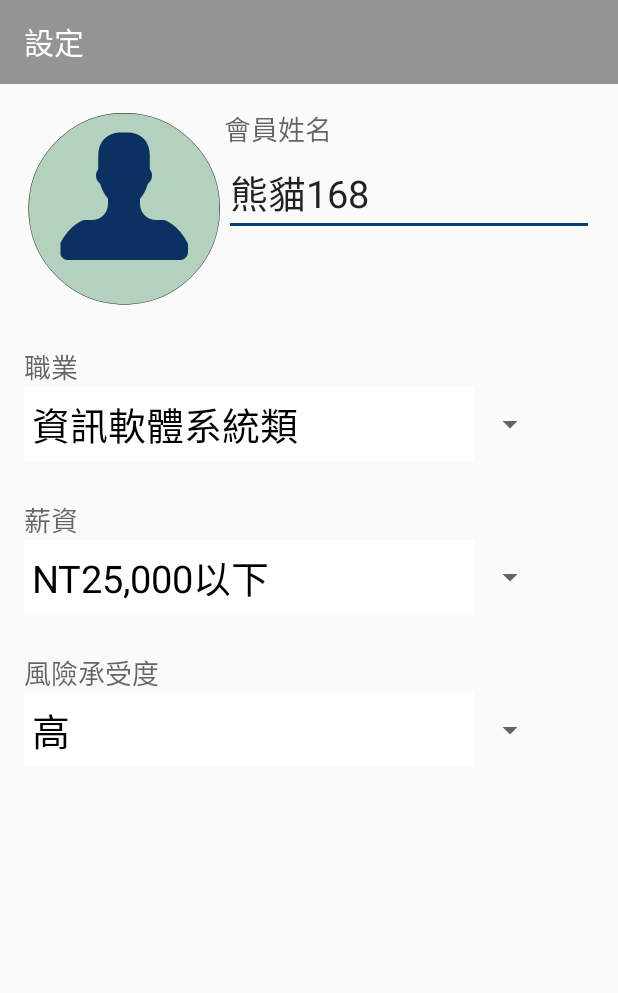
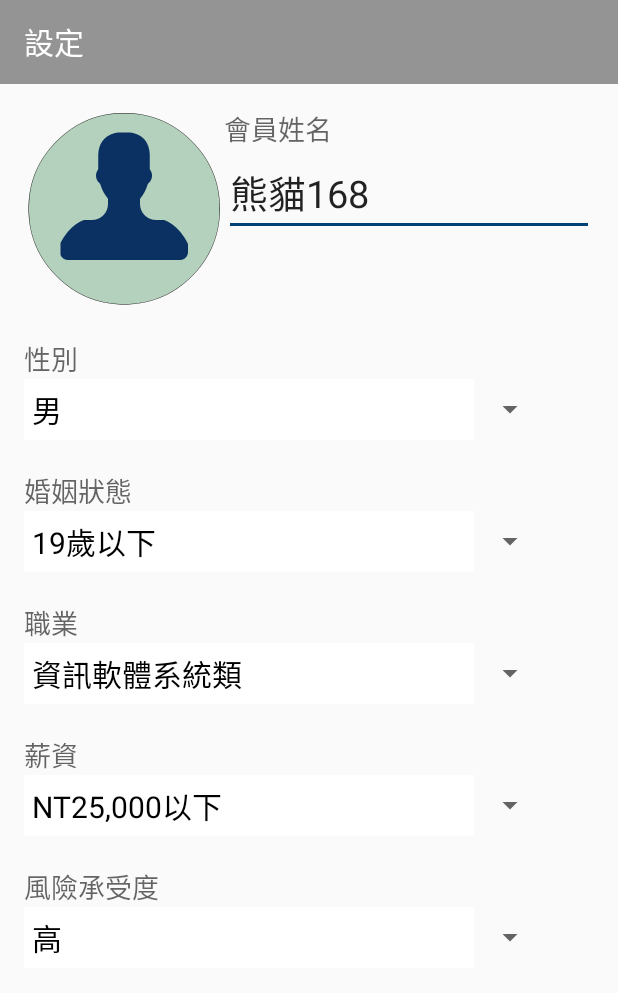
Before and after one commit to HadiOfBBG/iAdvisor, an Android app: the setting screen opened directly, with no data from a screen before it, on a phone screen of 412 x 824 dp. Shown: the top 993 px of the screen. Run offline under Robolectric (Android 15) with nearby library versions, the light colour scheme and no system bars.

Commit message:
add intro page and some modification
add a page to introduce LPPL model
add picture to other model
add some text below the index icon
modify the setting page

```diff
--- a/IAdvisor/app/src/main/AndroidManifest.xml
+++ b/IAdvisor/app/src/main/AndroidManifest.xml
@@ -66,7 +66,8 @@
         <activity
             android:name=".advice"
             android:screenOrientation="portrait" />
-        <activity android:name=".setting"></activity>
+        <activity android:name=".setting" />
+        <activity android:name=".intro"></activity>
     </application>
 
 </manifest>
--- a/IAdvisor/app/src/main/java/com/example/jonathan/iadvisor/index.java
+++ b/IAdvisor/app/src/main/java/com/example/jonathan/iadvisor/index.java
@@ -19,6 +19,7 @@ public class index extends AppCompatActivity {
     protected void onCreate(Bundle savedInstanceState) {
         super.onCreate(savedInstanceState);
         setContentView(R.layout.activity_index);
+        setTitle("Hi~ 熊貓先生");
 
         manager = (NotificationManager) getSystemService(NOTIFICATION_SERVICE);
         Intent intent = new Intent(index.this,stock.class);
--- a/IAdvisor/app/src/main/java/com/example/jonathan/iadvisor/setting.java
+++ b/IAdvisor/app/src/main/java/com/example/jonathan/iadvisor/setting.java
@@ -31,5 +31,16 @@ public class setting extends AppCompatActivity {
         ArrayAdapter adapter5 = new ArrayAdapter(this,R.layout.spinner_item2,new String[]{"高","中高","中","中低","低"});
         adapter5.setDropDownViewResource(android.R.layout.simple_spinner_dropdown_item);
         spinner5.setAdapter(adapter5);
+
+        Spinner spinner6 = (Spinner) findViewById(R.id.spinner6);
+        ArrayAdapter adapter6 = new ArrayAdapter(this,R.layout.spinner_item2,new String[]{"男","女"});
+        adapter6.setDropDownViewResource(android.R.layout.simple_spinner_dropdown_item);
+        spinner6.setAdapter(adapter6);
+
+        Spinner spinner7 = (Spinner) findViewById(R.id.spinner7);
+        ArrayAdapter adapter7 = new ArrayAdapter(this,R.layout.spinner_item2,new String[]{"19歲以下","20~30歲","30~40歲","40~50歲",
+                "40~50歲","50~60歲","60歲以上"});
+        adapter7.setDropDownViewResource(android.R.layout.simple_spinner_dropdown_item);
+        spinner7.setAdapter(adapter7);
     }
 }
--- a/IAdvisor/app/src/main/res/layout/activity_setting.xml
+++ b/IAdvisor/app/src/main/res/layout/activity_setting.xml
@@ -42,11 +42,45 @@
         android:layout_width="wrap_content"
         android:layout_height="wrap_content"
         android:textAppearance="?android:attr/textAppearanceMedium"
+        android:text="性別"
+        android:id="@+id/textView17"
+        android:layout_below="@+id/imageView4"
+        android:layout_alignParentStart="true"
+        android:layout_marginTop="20dp" />
+
+    <Spinner
+        android:layout_width="wrap_content"
+        android:layout_height="wrap_content"
+        android:id="@+id/spinner6"
+        android:layout_below="@+id/textView17"
+        android:layout_alignParentStart="true" />
+
+    <TextView
+        android:layout_width="wrap_content"
+        android:layout_height="wrap_content"
+        android:textAppearance="?android:attr/textAppearanceMedium"
+        android:text="婚姻狀態"
+        android:id="@+id/textView18"
+        android:layout_below="@+id/spinner6"
+        android:layout_alignParentStart="true"
+        android:layout_marginTop="20dp" />
+
+    <Spinner
+        android:layout_width="wrap_content"
+        android:layout_height="wrap_content"
+        android:id="@+id/spinner7"
+        android:layout_below="@+id/textView18"
+        android:layout_alignParentStart="true" />
+
+    <TextView
+        android:layout_width="wrap_content"
+        android:layout_height="wrap_content"
+        android:textAppearance="?android:attr/textAppearanceMedium"
         android:text="職業"
         android:id="@+id/textView14"
-        android:layout_below="@+id/imageView4"
+        android:layout_below="@+id/spinner7"
         android:layout_alignParentStart="true"
-        android:layout_marginTop="25dp" />
+        android:layout_marginTop="20dp" />
 
     <Spinner
         android:layout_width="wrap_content"
@@ -63,7 +97,7 @@
         android:id="@+id/textView15"
         android:layout_below="@+id/spinner3"
         android:layout_alignParentStart="true"
-        android:layout_marginTop="25dp" />
+        android:layout_marginTop="20dp" />
 
     <Spinner
         android:layout_width="wrap_content"
@@ -80,7 +114,7 @@
         android:id="@+id/textView16"
         android:layout_below="@+id/spinner4"
         android:layout_alignParentStart="true"
-        android:layout_marginTop="25dp" />
+        android:layout_marginTop="20dp" />
 
     <Spinner
         android:layout_width="wrap_content"
--- a/IAdvisor/app/src/main/res/layout/spinner_item2.xml
+++ b/IAdvisor/app/src/main/res/layout/spinner_item2.xml
@@ -4,7 +4,7 @@
     xmlns:android="http://schemas.android.com/apk/res/android"
     android:layout_width="300dp"
     android:layout_height="wrap_content"
-    android:textSize="25sp"
+    android:textSize="20sp"
     android:gravity="left"
     android:textColor="#000000"
     android:background="#ffffff"
--- a/IAdvisor/app/src/main/res/menu/stock_menu.xml
+++ b/IAdvisor/app/src/main/res/menu/stock_menu.xml
@@ -4,6 +4,12 @@
     xmlns:app="http://schemas.android.com/apk/res-auto"
     xmlns:tools="http://schemas.android.com/tools"
     tools:context="com.example.golden.lab.MainActivity" >
+
+    <item
+        android:id="@+id/action_intro"
+        android:title="模型介紹"
+        android:icon="@drawable/ic_action_intro"
+        app:showAsAction="always" />
 
     <item
         android:id="@+id/action_favorite"
```
Also changed, not shown: IAdvisor/app/src/main/java/com/example/jonathan/iadvisor/intro.java (added, +14 -0 lines), IAdvisor/app/src/main/java/com/example/jonathan/iadvisor/stock.java (+20 -5 lines), IAdvisor/app/src/main/res/layout/activity_intro.xml (added, +85 -0 lines), IAdvisor/app/src/main/res/layout/activity_stock.xml (+12 -0 lines), IAdvisor/app/src/main/res/drawable-hdpi/ic_action_intro.png (added), IAdvisor/app/src/main/res/drawable-mdpi/ic_action_intro.png (added), IAdvisor/app/src/main/res/drawable-xhdpi/ic_action_intro.png (added), IAdvisor/app/src/main/res/drawable-xxhdpi/ic_action_intro.png (added).
